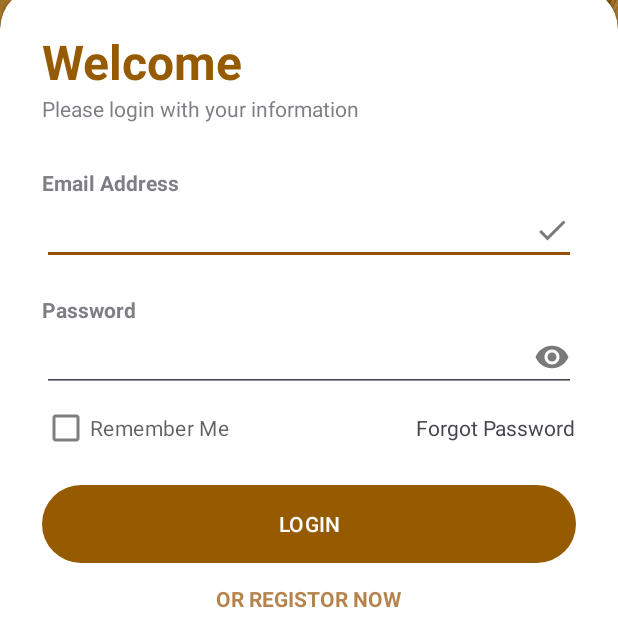
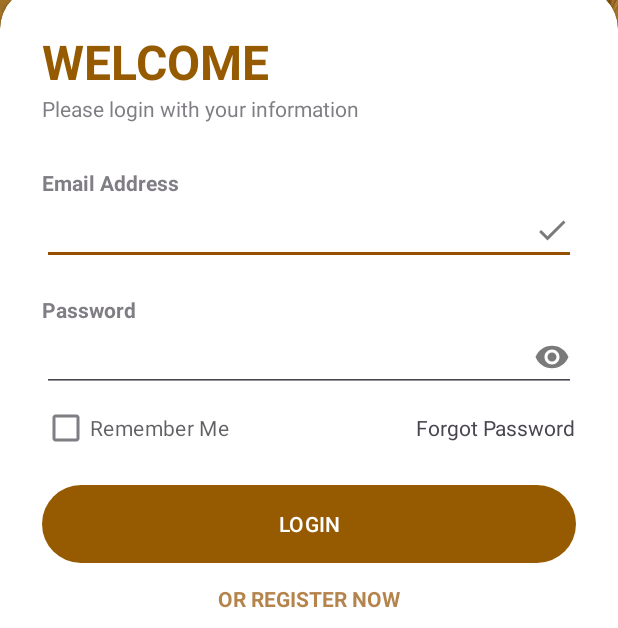
Before and after one commit to KraKinMe/BIGHA, an Android app: the screen it shows after launch (signUpActivity), on a phone screen of 412 x 824 dp, the part 608-1236 px from its top. Run offline under Robolectric (Android 15) with nearby library versions, the phone set to English and light mode, and no system bars.

Commit message:
Change HardCoded Strings

```diff
--- a/app/src/main/res/layout/activity_sign_up.xml
+++ b/app/src/main/res/layout/activity_sign_up.xml
@@ -22,7 +22,7 @@
         <TextView
             android:layout_width="wrap_content"
             android:layout_height="wrap_content"
-            android:text="BIGHA"
+            android:text="@string/Bigha"
             android:textStyle="bold"
             android:fontFamily="sans-serif-medium"
             android:textSize="60sp"
@@ -45,14 +45,14 @@
             <TextView
                 android:layout_width="wrap_content"
                 android:layout_height="wrap_content"
-                android:text="Welcome"
+                android:text="@string/Welcome"
                 android:textColor="@color/my_primary"
                 android:textSize="32sp"
                 android:textStyle="bold"/>
             <TextView
                 android:layout_width="wrap_content"
                 android:layout_height="wrap_content"
-                android:text="Please login with your information"
+                android:text="@string/Login_with_info"
                 android:alpha="0.7"/>
             <View
                 android:layout_width="wrap_content"
@@ -60,7 +60,7 @@
             <TextView
                 android:layout_width="wrap_content"
                 android:layout_height="wrap_content"
-                android:text="Email Address"
+                android:text="@string/Email"
                 android:alpha="0.7"
                 android:textStyle="bold"/>
 
@@ -77,7 +77,7 @@
             <TextView
                 android:layout_width="wrap_content"
                 android:layout_height="wrap_content"
-                android:text="Password"
+                android:text="@string/Password"
                 android:alpha="0.7"
                 android:textStyle="bold"/>
             <EditText
@@ -93,14 +93,14 @@
                 <CheckBox
                     android:layout_width="wrap_content"
                     android:layout_height="wrap_content"
-                    android:text="Remember Me"
+                    android:text="@string/Remember_me"
                     android:layout_centerVertical="true"
                     android:alpha="0.7"/>
 
                 <TextView
                     android:layout_width="wrap_content"
                     android:layout_height="wrap_content"
-                    android:text="Forgot Password"
+                    android:text="@string/Forgot_pass"
                     android:layout_alignParentEnd="true"
                     android:layout_centerVertical="true"/>
             </RelativeLayout>
@@ -112,7 +112,7 @@
             <com.google.android.material.button.MaterialButton
                 android:layout_width="match_parent"
                 android:layout_height="60dp"
-                android:text="LOGIN"
+                android:text="@string/Login"
                 />
 
             <View
@@ -123,7 +123,7 @@
                 android:id="@+id/sign_up"
                 android:layout_width="wrap_content"
                 android:layout_height="wrap_content"
-                android:text="OR REGISTOR NOW"
+                android:text="@string/Register_Now"
                 android:layout_gravity="center"
                 android:textColor="@color/my_secondary"
                 android:textStyle="bold"
--- a/app/src/main/res/values/strings.xml
+++ b/app/src/main/res/values/strings.xml
@@ -3,4 +3,19 @@
     <string name="Dev">Dev Gurus</string>
     <string name="from">From</string>
     <string name="name">Name</string>
+    <string name="Welcome">WELCOME</string>
+    <string name="Enter_info">Please Enter Your Information"</string>
+    <string name="Mobile_NO">Mobile No.</string>
+    <string name="Create_pass">Create  Password</string>
+    <string name="Reenter_Pass">Re-Enter Password</string>
+    <string name="Remember_me">Remember Me</string>
+    <string name="Register_me">REGISTER ME</string>
+    <string name="Bigha">BIGHA</string>
+    <string name="Login_with_info">Please login with your information</string>
+    <string name="Email">Email Address</string>
+    <string name="Password">Password</string>
+    <string name="Remember_Me">Remember Me</string>
+    <string name="Forgot_pass">Forgot Password</string>
+    <string name="Login">LOGIN</string>
+    <string name="Register_Now">OR REGISTER NOW</string>
 </resources>
```
Also changed, not shown: app/src/main/res/layout/activity_reg.xml (+7 -7 lines).
